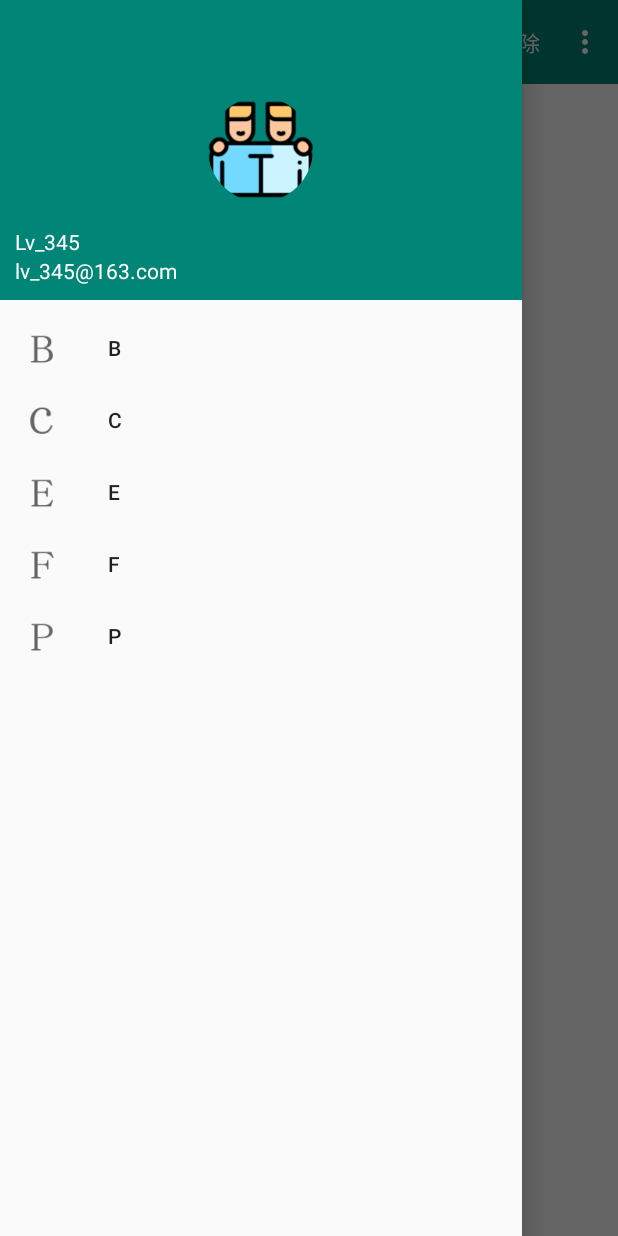
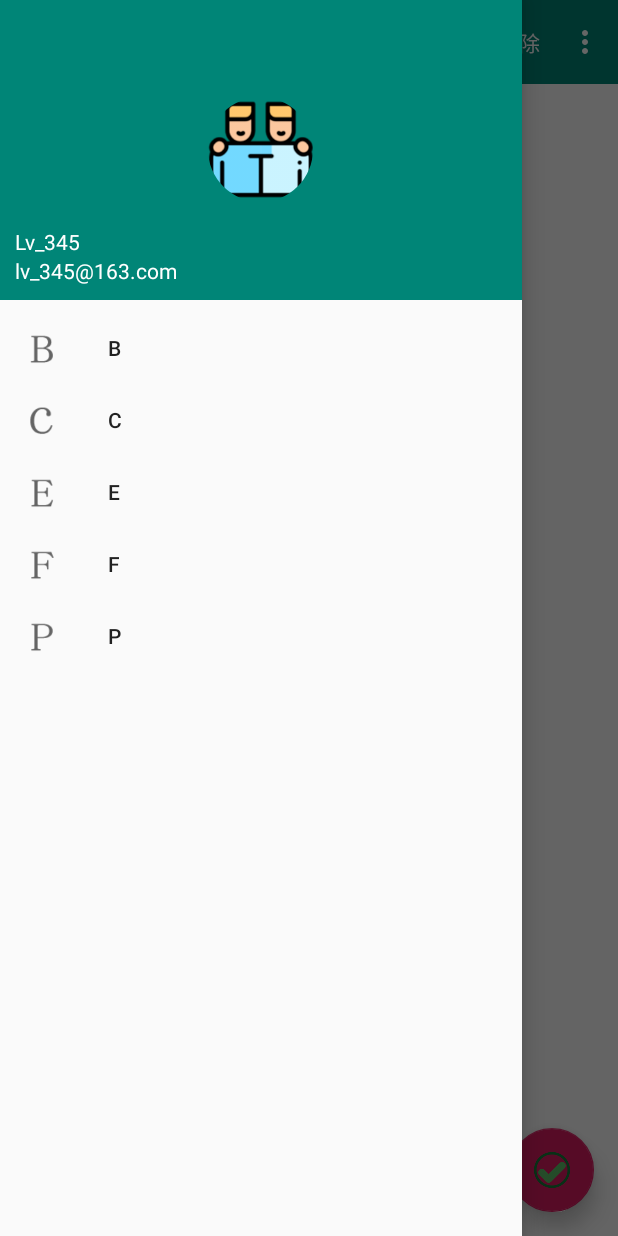
Before and after one commit to LvKang-insist/Design, an Android app: the screen it shows after launch (MainActivity), with the side drawer open, on a phone screen of 412 x 824 dp. Run offline under Robolectric (Android 15) with nearby library versions, the phone set to English and light mode, and no system bars; our stand-ins replace CircleImageView.

Commit message:
第四次提交 新增了FloatingActionButton

```diff
--- a/app/src/main/java/cn/lvkang/com/actionbar/MainActivity.java
+++ b/app/src/main/java/cn/lvkang/com/actionbar/MainActivity.java
@@ -1,6 +1,7 @@
 package cn.lvkang.com.actionbar;
 
 import android.support.annotation.NonNull;
+import android.support.design.widget.FloatingActionButton;
 import android.support.design.widget.NavigationView;
 import android.support.v4.view.GravityCompat;
 import android.support.v4.widget.DrawerLayout;
@@ -10,6 +11,7 @@ import android.os.Bundle;
 import android.support.v7.widget.Toolbar;
 import android.view.Menu;
 import android.view.MenuItem;
+import android.view.View;
 import android.widget.Toast;
 
 public class MainActivity extends AppCompatActivity {
@@ -33,13 +35,8 @@ public class MainActivity extends AppCompatActivity {
             //导航的按钮就叫做HomeAsUp按钮,默认图标是一个返回的箭头,含义是返回到上一个活动
             //这里对他的样式和作用都做了修改
             actionBar.setDisplayHomeAsUpEnabled(true);
-
-
-
             //设置一个导航按钮的图标
             actionBar.setHomeAsUpIndicator(R.drawable.arrow);
-
-
         }
 
         navView.setCheckedItem(R.id.nav_1);
@@ -50,6 +47,15 @@ public class MainActivity extends AppCompatActivity {
                 return true;
             }
         });
+
+        FloatingActionButton fab = findViewById(R.id.fab);
+        fab.setOnClickListener(new View.OnClickListener() {
+            @Override
+            public void onClick(View v) {
+                Toast.makeText(MainActivity.this, "悬浮按钮", Toast.LENGTH_SHORT).show();
+            }
+        });
+
     }
     //加载Menu文件
     @Override
--- a/app/src/main/res/layout/activity_main.xml
+++ b/app/src/main/res/layout/activity_main.xml
@@ -27,6 +27,16 @@
             android:theme="@style/ThemeOverlay.AppCompat.Dark.ActionBar"
             app:popupTheme="@style/ThemeOverlay.AppCompat.Light">
         </android.support.v7.widget.Toolbar>
+
+        <!-- app:elevation="8dp" 设置悬浮的高度-->
+        <android.support.design.widget.FloatingActionButton
+            android:id="@+id/fab"
+            android:layout_width="wrap_content"
+            android:layout_height="wrap_content"
+            android:layout_gravity="bottom|right"
+            android:layout_margin="16dp"
+            android:src="@drawable/save"
+            app:elevation="8dp"/>
     </FrameLayout>
 
     <!--滑动菜单-->
```
Also changed, not shown: app/src/main/res/drawable/save.png (added).
